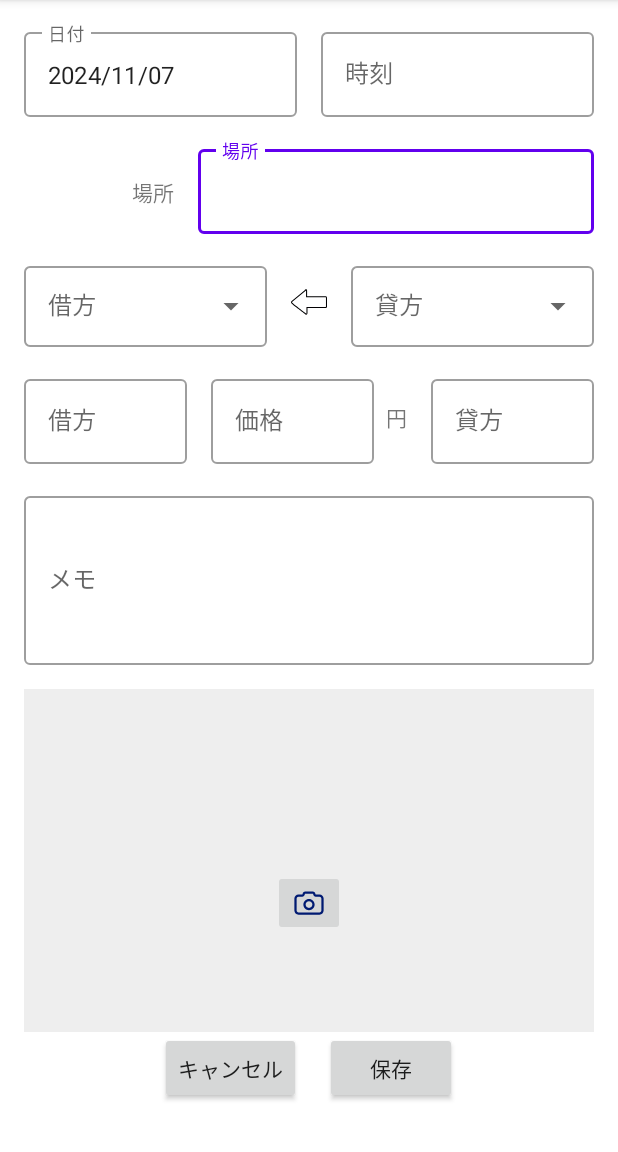
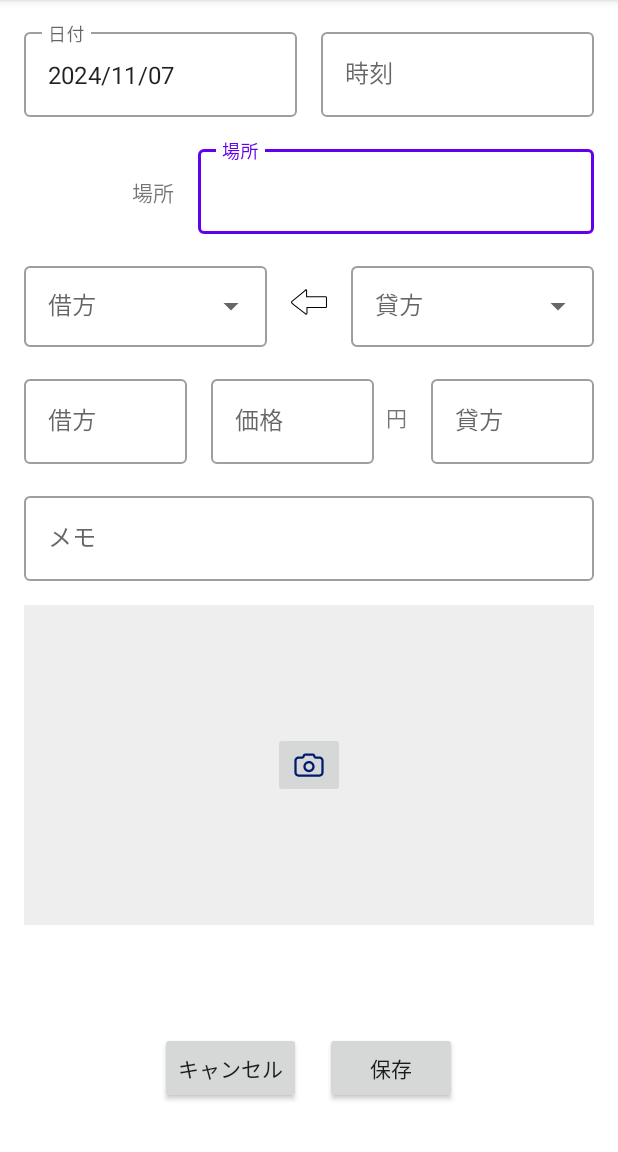
Before and after one commit to ShinKitahara/okanenavi_app, an Android app: the CreateActivity screen opened directly, with no data from a screen before it, on a phone screen of 412 x 824 dp, the part 84-1236 px from its top. Run offline under Robolectric (Android 15) with nearby library versions, the phone set to English and light mode, and no system bars; our stand-ins replace Firebase (no records; nobody signed in at launch, a user with empty details on screens opened directly).

Commit message:
change create activity layout

```diff
--- a/app/src/main/res/layout/activity_create.xml
+++ b/app/src/main/res/layout/activity_create.xml
@@ -232,7 +232,7 @@
                     android:layout_height="wrap_content"
                     android:hint="@string/memo"
                     android:inputType="textMultiLine"
-                    android:minLines="4" />
+                    android:minLines="1" />
             </com.google.android.material.textfield.TextInputLayout>
 
             <com.google.android.material.textfield.TextInputLayout
@@ -254,7 +254,7 @@
                         android:layout_height="0dp"
                         android:scaleType="centerCrop"
                         app:layout_constraintBottom_toBottomOf="parent"
-                        app:layout_constraintDimensionRatio="H,4:3"
+                        app:layout_constraintDimensionRatio="H,16:9"
                         app:layout_constraintEnd_toEndOf="parent"
                         app:layout_constraintStart_toStartOf="parent"
                         app:layout_constraintTop_toTopOf="parent"
```
